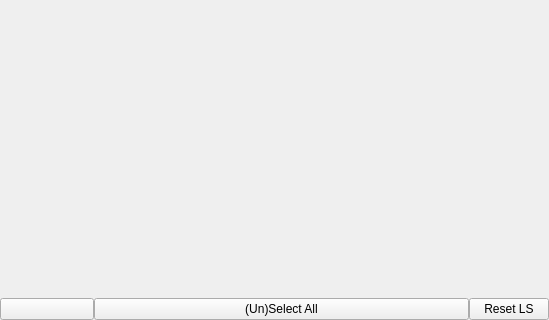
First picture: the form in Src/Pages/VocabExplorerPage.ui, repository Aryetis/Obenkyobo, before the edit; both pictures show x 0 to 549 and y 376 to 696 of the 549 by 696 pixel window.
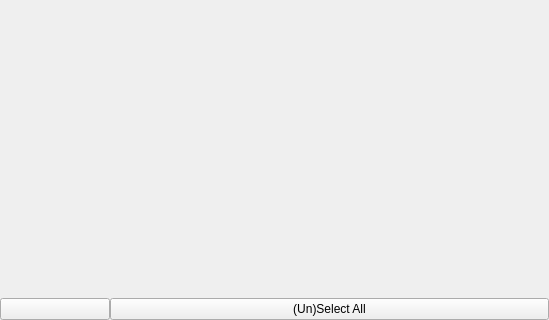
Second picture: the form after the edit. Icons and pictures are not drawn.

Commit message: fixed date format US/EUR, added Reset LS button to VocabDisplayPage, connected everything related to Vocab ResetLS, fixed (Un)Select All being only a visual thing, removed KanaFamilyEnum::dummy, fixed segfault on exit

Diff of the .ui file:
```diff
--- a/Src/Pages/VocabExplorerPage.ui
+++ b/Src/Pages/VocabExplorerPage.ui
@@ -112,7 +112,7 @@
     </widget>
    </item>
    <item>
-    <layout class="QHBoxLayout" name="BotLayout" stretch="2,8,0">
+    <layout class="QHBoxLayout" name="BotLayout" stretch="2,8">
      <property name="spacing">
       <number>0</number>
      </property>
@@ -149,13 +149,6 @@
        </property>
       </widget>
      </item>
-     <item>
-      <widget class="QPushButton" name="resetButton">
-       <property name="text">
-        <string>Reset LS</string>
-       </property>
-      </widget>
-     </item>
     </layout>
    </item>
   </layout>
```
The commit also changes 12 other files.
